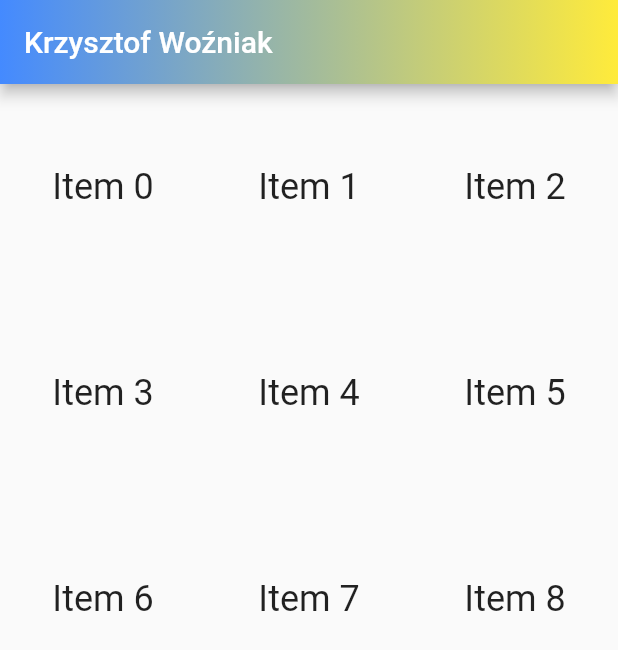
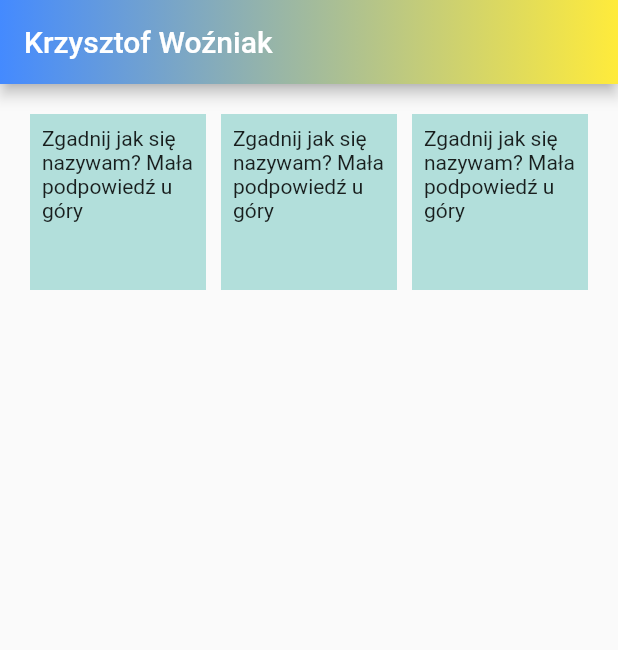
Before and after one commit to christopherwozniak/krzysztof_wozniak_flutter_academy_task_zero, a Flutter app: the screen it shows after launch, on a phone screen of 412 x 824 dp. Shown: the top 650 px of the screen. Run offline on Flutter 3.47's test engine with Material 2 defaults, Android fonts, the phone set to English and light mode, and no system bars; our stand-ins replace new_gradient_app_bar.

```diff
--- a/lib/main.dart
+++ b/lib/main.dart
@@ -26,15 +26,33 @@ class _MyAppState extends State<MyApp> {
             gradient: const LinearGradient(
                 colors: [Colors.blueAccent, Colors.yellow])),
         body: GridView.count(
+          primary: false,
+          padding: const EdgeInsets.all(20),
+          crossAxisSpacing: 10,
+          mainAxisSpacing: 10,
           crossAxisCount: 3,
-              children: List.generate(9, (index) {
-                return Center(
-                  child: Text(
-                    'Item $index',
-                    style: Theme.of(context).textTheme.headline5,
+          children: <Widget>[
+            Container(
+              padding: const EdgeInsets.all(8),
+              child: const Text(
+                  "Zgadnij jak się nazywam? Mała podpowiedź u góry "),
+              color: Colors.teal[100],
+            ),
+            Container(
+              padding: const EdgeInsets.all(8),
+              child: const Text(
+                  "Zgadnij jak się nazywam? Mała podpowiedź u góry "),
+              color: Colors.teal[100],
+            ),
+            Container(
+              padding: const EdgeInsets.all(8),
+              child: const Text(
+                  "Zgadnij jak się nazywam? Mała podpowiedź u góry "),
+              color: Colors.teal[100],
+            ),
+          ],
+        ),
       ),
     );
-              }),
-            )));
   }
 }
--- a/pubspec.yaml
+++ b/pubspec.yaml
@@ -36,6 +36,7 @@ dependencies:
   cupertino_icons: ^1.0.2
   new_gradient_app_bar: ^0.2.0
   flutter_gradients: ^1.0.0+3
+  google_fonts: ^2.3.0
 
 dev_dependencies:
   flutter_test:
```
Also changed, not shown: pubspec.lock, 3 other files. Lines whose indentation alone changed are shown as unchanged.
